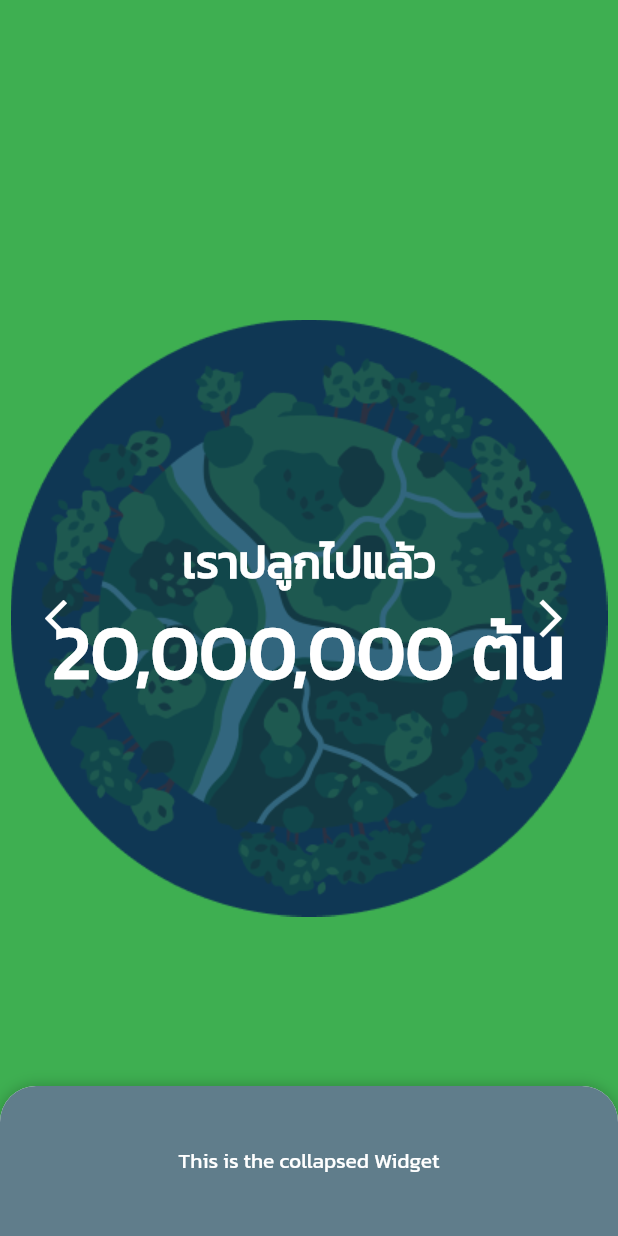
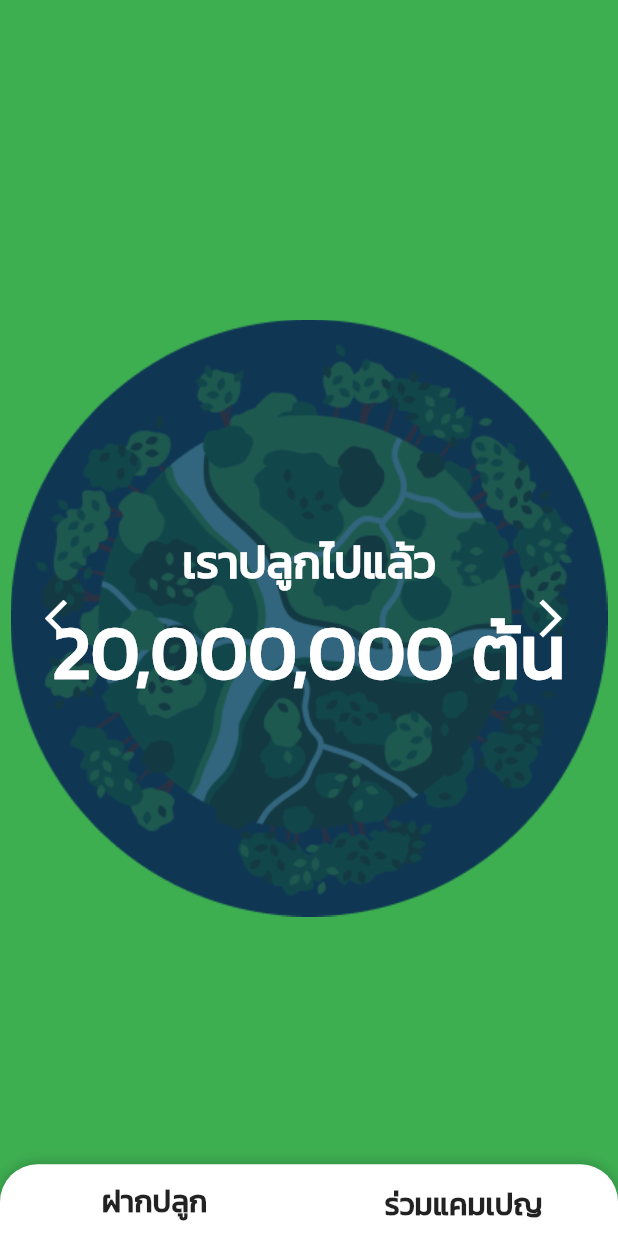
Before and after one commit to thanatat-wong/FarkPlookTree, a Flutter app: the Home screen opened directly, on a phone screen of 412 x 824 dp. Run offline on Flutter 3.47's test engine with Material 2 defaults, Android fonts, the phone set to English and light mode, and no system bars; drawn by our look-alikes of sliding_up_panel; our stand-ins replace firebase_auth, firebase_core, flutter_swiper; accounts and stored records are empty.

Commit message:
[ADD]: finished home screen

```diff
--- a/lib/main.dart
+++ b/lib/main.dart
@@ -1,4 +1,3 @@
-import 'package:farkplooktreeapp/pages/dummyPage.dart';
 import 'package:farkplooktreeapp/pages/homePage.dart';
 import 'package:farkplooktreeapp/auth/authentication_service.dart';
 import 'package:flutter/material.dart';
--- a/lib/pages/homePage.dart
+++ b/lib/pages/homePage.dart
@@ -1,3 +1,5 @@
+import 'package:farkplooktreeapp/pages/farkPlook.dart';
+import 'package:farkplooktreeapp/pages/joinCampaignHome.dart';
 import 'package:flutter/material.dart';
 import 'package:flutter_swiper/flutter_swiper.dart';
 import 'package:sliding_up_panel/sliding_up_panel.dart';
@@ -8,12 +10,18 @@ class Home extends StatefulWidget {
 }
 
 class _HomeState extends State<Home> {
+  int currentTab = 0;
+  final List<Widget> screens = [FarkPlook()];
+
+  final PageStorageBucket bucket = PageStorageBucket();
+  Widget currentScreen = FarkPlook();
+
   bool openpanel = false;
   @override
   Widget build(BuildContext context) {
     BorderRadiusGeometry radius = BorderRadius.only(
-      topLeft: Radius.circular(24.0),
-      topRight: Radius.circular(24.0),
+      topLeft: Radius.circular(25.0),
+      topRight: Radius.circular(25.0),
     );
     return Scaffold(
         backgroundColor: Color(0xff3EAF51),
@@ -29,18 +37,67 @@ class _HomeState extends State<Home> {
             });
           },
           maxHeight: MediaQuery.of(context).size.height * 0.75,
-          panel: Center(
-            child: Text("This is the sliding Widget"),
-          ),
-          collapsed: Container(
-            decoration:
-                BoxDecoration(color: Colors.blueGrey, borderRadius: radius),
-            child: Center(
-              child: Text(
-                "This is the collapsed Widget",
-                style: TextStyle(color: Colors.white),
+          minHeight: MediaQuery.of(context).size.height * 0.058,
+          panel: Column(
+            children: [
+              Align(
+                alignment: Alignment.topCenter,
+                child: Row(
+                  mainAxisAlignment: MainAxisAlignment.spaceBetween,
+                  children: [
+                    Container(
+                      decoration: BoxDecoration(
+                          border: Border(
+                              bottom: BorderSide(
+                                  width: currentTab == 0 ? 4 : 0,
+                                  color: currentTab == 0
+                                      ? Colors.black
+                                      : Colors.transparent))),
+                      child: MaterialButton(
+                        padding: EdgeInsets.only(top: 10, bottom: 10),
+                        minWidth: MediaQuery.of(context).size.width / 2,
+                        onPressed: () {
+                          setState(() {
+                            currentScreen = FarkPlook();
+                            currentTab = 0;
+                          });
+                        },
+                        child: Text(
+                          "ฝากปลูก",
+                          style: TextStyle(
+                              fontSize: 20, fontWeight: FontWeight.bold),
+                        ),
+                      ),
+                    ),
+                    Container(
+                        decoration: BoxDecoration(
+                            border: Border(
+                                bottom: BorderSide(
+                                    width: currentTab == 1 ? 4 : 0,
+                                    color: currentTab == 1
+                                        ? Colors.black
+                                        : Colors.transparent))),
+                        child: MaterialButton(
+                          padding: EdgeInsets.only(top: 10, bottom: 10),
+                          minWidth: MediaQuery.of(context).size.width / 2,
+                          onPressed: () {
+                            setState(() {
+                              currentScreen = JoinCampaign();
+                              currentTab = 1;
+                            });
+                          },
+                          child: Text("ร่วมแคมเปญ",
+                              style: TextStyle(
+                                  fontSize: 20, fontWeight: FontWeight.bold)),
+                        )),
+                  ],
+                ),
               ),
-            ),
+              PageStorage(
+                child: currentScreen,
+                bucket: bucket,
+              )
+            ],
           ),
           body: openpanel == true
               ? Container(
--- a/pubspec.yaml
+++ b/pubspec.yaml
@@ -51,11 +51,10 @@ flutter:
   # included with your application, so that you can use the icons in
   # the material Icons class.
   uses-material-design: true
-  assets:
-    - images/
 
   # To add assets to your application, add an assets section, like this:
   assets:
+    - images/
     - assets/
     - assets/PATT_Foundation.png
     - assets/fonts/
```
Also changed, not shown: lib/Pages/farkPlook.dart (added, +18 -0 lines), lib/Pages/joinCampaignHome.dart (added, +18 -0 lines), lib/pages/dummyPage.dart (deleted, +0 -51 lines), pubspec.lock.
